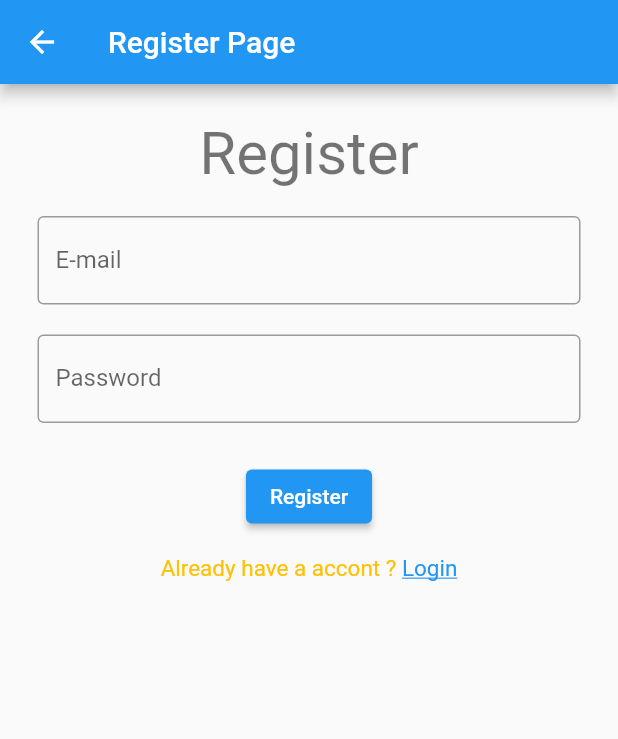
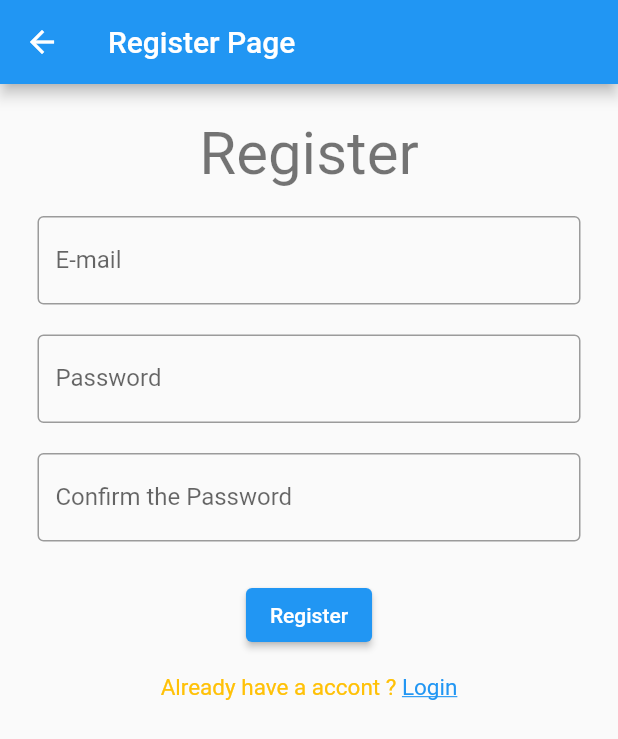
Before and after one commit to luisf4/linhas_ipigua, a Flutter app: the SignUpWidget screen opened directly with empty values, on a phone screen of 412 x 824 dp. Shown: the top 739 px of the screen. Run offline on Flutter 3.47's test engine with Material 2 defaults, Android fonts, the phone set to English and light mode, and no system bars; our stand-ins replace cloud_firestore, email_validator, firebase_auth, firebase_core; missing offline and left inert: flutter_alarm_clock; accounts and stored records are empty.

Commit message:
add a repeat password fild in the register page

```diff
--- a/lib/views/android/widget/signup.widget.dart
+++ b/lib/views/android/widget/signup.widget.dart
@@ -20,9 +20,10 @@ class SignUpWidget extends StatefulWidget {
 }
 
 class _SignUpWidgetState extends State<SignUpWidget> {
-  //
+  // input controllers
   final _emailController = TextEditingController();
   final _passwordController = TextEditingController();
+  final _password2Controller = TextEditingController();
 
   // limpa as informações dentro da variavel
   @override
@@ -30,6 +31,15 @@ class _SignUpWidgetState extends State<SignUpWidget> {
     _emailController.dispose();
     _passwordController.dispose();
     super.dispose();
+  }
+
+  //Confirma se as senhas dos 2 campos são iguais
+  bool passwordConfrim() {
+    if (_passwordController.text.trim() == _password2Controller.text.trim()) {
+      return true;
+    } else {
+      return false;
+    }
   }
 
   @override
@@ -88,6 +98,24 @@ class _SignUpWidgetState extends State<SignUpWidget> {
                         : null),
               ),
               Padding(
+                padding: const EdgeInsets.all(10.0),
+                child: TextFormField(
+                    controller: _password2Controller,
+                    obscureText: true,
+                    decoration: InputDecoration(
+                      border: OutlineInputBorder(),
+                      labelText: 'Confirm the Password',
+                      hintText: 'Enter Password again',
+                    ),
+                    autovalidateMode: AutovalidateMode.onUserInteraction,
+                    // verifica se a senha pode ser ultilizado
+                    validator: (value) => value != null &&
+                            value.length < 6 &&
+                            _passwordController != _password2Controller
+                        ? "Passwords wont match"
+                        : null),
+              ),
+              Padding(
                 padding: const EdgeInsets.all(15.0),
                 child: ElevatedButton(
                   onPressed: signUp, // registra
@@ -127,7 +155,8 @@ class _SignUpWidgetState extends State<SignUpWidget> {
         child: CircularProgressIndicator(),
       ),
     );
-    // cria usuario no firebase
+
+    if (passwordConfrim()) {
       try {
         await FirebaseAuth.instance.createUserWithEmailAndPassword(
           email: _emailController.text.trim(),
@@ -138,6 +167,9 @@ class _SignUpWidgetState extends State<SignUpWidget> {
         Utils.showSnackBar(e.message);
       }
       // fecha bolinha de carregamento
+    }
     Navigator.of(context).pop();
+
+    // cria usuario no firebase
   }
 }
```
Lines whose indentation alone changed are shown as unchanged.
